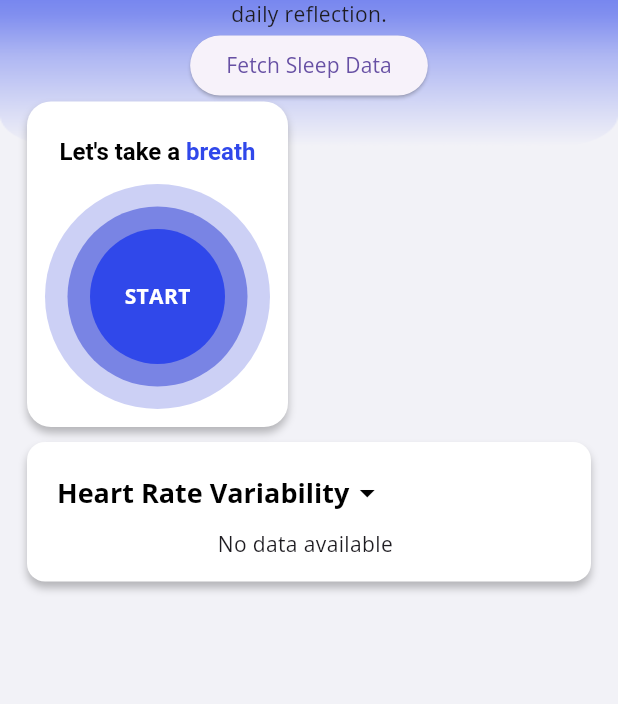
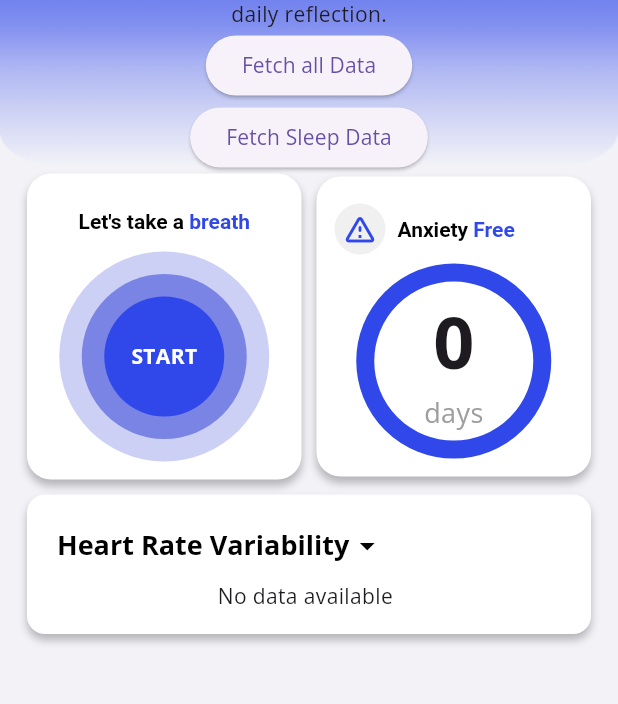
Before and after one commit to dylan-1006/horizon, a Flutter app: the screen it shows once a user with an empty profile is signed in, after a tap on "Fetch Sleep Data", on a phone screen of 412 x 824 dp, the part 113-817 px from its top. Run offline on Flutter 3.47's test engine with Material 3 defaults, Android fonts, the phone set to English and light mode, and no system bars; our stand-ins replace cloud_firestore, delightful_toast, firebase_auth, firebase_core, fl_chart, flutter_form_builder and 5 more; missing offline and left inert: segmented_button_slide; accounts and stored records are empty; network calls fail.

Commit message:
Added working homescreen

```diff
--- a/lib/screens/home_screen.dart
+++ b/lib/screens/home_screen.dart
@@ -17,6 +17,8 @@ import 'package:horizon/widgets/chart_section_widget.dart';
 import 'package:horizon/widgets/breathing_exercise_widget.dart';
 import 'dart:convert';
 import 'dart:math' show min;
+
+import 'package:horizon/widgets/last_anxiety_widget.dart';
 
 class HomeScreen extends StatefulWidget {
   const HomeScreen({super.key});
@@ -220,6 +222,27 @@ class _HomeScreenState extends State<HomeScreen> {
                                 .toString()
                                 .split(' ')[0]; // Format: YYYY-MM-DD
 
+                            // Fetch only sleep data
+                            final sleepData = await fitbitApiUtils.fetchAllData(
+                                userId, today);
+
+                            final processedData =
+                                fitbitApiUtils.processAllData(sleepData);
+                            print(processedData);
+                          },
+                          child: const Text('Fetch all Data'),
+                        ),
+                        ElevatedButton(
+                          onPressed: () async {
+                            final fitbitApiUtils = FitbitApiUtils();
+                            final yesterday = DateTime.now()
+                                .subtract(Duration(days: 1))
+                                .toString()
+                                .split(' ')[0];
+                            final today = DateTime.now()
+                                .toString()
+                                .split(' ')[0]; // Format: YYYY-MM-DD
+
                             // Show loading indicator
                             showDialog(
                               context: context,
@@ -275,16 +298,9 @@ class _HomeScreenState extends State<HomeScreen> {
                           padding: const EdgeInsets.symmetric(horizontal: 18.0),
                           child: Row(
                             children: [
-                              BreathingExerciseWidget(),
-                              // Expanded(
-                              //   flex: 1,
-                              //   child: BreathingExerciseWidget(),
-                              // ),
-                              // SizedBox(width: 12),
-                              // Expanded(
-                              //   flex: 1,
-                              //   child: BreathingExerciseWidget(),
-                              // ),
+                              Expanded(child: BreathingExerciseWidget()),
+                              const SizedBox(width: 10),
+                              Expanded(child: LastAnxietyWidget()),
                             ],
                           ),
                         ),
--- a/lib/widgets/breathing_exercise_widget.dart
+++ b/lib/widgets/breathing_exercise_widget.dart
@@ -12,7 +12,8 @@ class BreathingExerciseWidget extends StatelessWidget {
   Widget build(BuildContext context) {
     return GestureDetector(
       onTap: () {
-        NavigationUtils.push(context, BreathingExerciseScreen(isTriggeredByPrediction: false));
+        NavigationUtils.push(
+            context, BreathingExerciseScreen(isTriggeredByPrediction: false));
       },
       child: Container(
         padding: const EdgeInsets.all(12),
@@ -37,7 +38,7 @@ class BreathingExerciseWidget extends StatelessWidget {
                 text: TextSpan(
                   style: TextStyle(
                     fontFamily: 'Open Sans',
-                    fontSize: 16,
+                    fontSize: 14,
                     fontWeight: FontWeight.bold,
                   ),
                   children: [
@@ -57,24 +58,24 @@ class BreathingExerciseWidget extends StatelessWidget {
               alignment: Alignment.center,
               children: [
                 Container(
-                  width: 150,
-                  height: 150,
+                  width: 140,
+                  height: 140,
                   decoration: BoxDecoration(
                     shape: BoxShape.circle,
                     color: Color(0xffCCD0F5),
                   ),
                 ),
                 Container(
-                  width: 120,
-                  height: 120,
+                  width: 110,
+                  height: 110,
                   decoration: BoxDecoration(
                     shape: BoxShape.circle,
                     color: Color(0xff7984E4),
                   ),
                 ),
                 Container(
-                  width: 90,
-                  height: 90,
+                  width: 80,
+                  height: 80,
                   decoration: BoxDecoration(
                     shape: BoxShape.circle,
                     color: Constants.primaryColor,
--- /dev/null
+++ b/lib/widgets/last_anxiety_widget.dart
@@ -0,0 +1,114 @@
+import 'package:flutter/material.dart';
+import 'package:horizon/constants.dart';
+import 'package:horizon/screens/breathing_exercise_screen.dart';
+import 'package:horizon/utils/navigation_utils.dart';
+
+class LastAnxietyWidget extends StatelessWidget {
+  final VoidCallback? onTap;
+
+  const LastAnxietyWidget({Key? key, this.onTap}) : super(key: key);
+
+  @override
+  Widget build(BuildContext context) {
+    return GestureDetector(
+      onTap: () {
+        // NavigationUtils.push(context, BreathingExerciseScreen(isTriggeredByPrediction: false));
+      },
+      child: Container(
+        padding: const EdgeInsets.all(12),
+        decoration: BoxDecoration(
+          color: Colors.white,
+          borderRadius: BorderRadius.circular(16),
+          boxShadow: [
+            BoxShadow(
+              color: Colors.black.withOpacity(0.25), // 25% opacity black
+              blurRadius: 4, // Blur: 4
+              offset: const Offset(0, 4), // X: 0, Y: 4
+              spreadRadius: 0, // Spread: 0
+            ),
+          ],
+        ),
+        child: Column(
+          mainAxisAlignment: MainAxisAlignment.center,
+          children: [
+            Container(
+              margin: EdgeInsets.symmetric(vertical: 6),
+              child: Row(
+                children: [
+                  Container(
+                    padding: EdgeInsets.all(5),
+                    decoration: BoxDecoration(
+                      borderRadius: BorderRadius.circular(100),
+                      color: Color(0xffF0F0F0),
+                    ),
+                    margin: EdgeInsets.only(right: 8),
+                    child: Icon(
+                      Icons.warning_amber_rounded,
+                      color: Constants.primaryColor,
+                    ),
+                  ),
+                  RichText(
+                    text: TextSpan(
+                      style: TextStyle(
+                        fontFamily: 'Open Sans',
+                        fontSize: 14,
+                        fontWeight: FontWeight.bold,
+                      ),
+                      children: [
+                        TextSpan(
+                          text: "Anxiety ",
+                          style: TextStyle(color: Colors.black),
+                        ),
+                        TextSpan(
+                          text: "Free",
+                          style: TextStyle(color: Constants.primaryColor),
+                        ),
+                      ],
+                    ),
+                  ),
+                ],
+              ),
+            ),
+            Stack(children: [
+              Container(
+                child: Center(
+                  child: Column(
+                    mainAxisAlignment: MainAxisAlignment.center,
+                    children: [
+                      Column(
+                        mainAxisSize: MainAxisSize.min,
+                        children: const [
+                          Text(
+                            "0",
+                            style: TextStyle(
+                              fontSize: 48,
+                              fontWeight: FontWeight.bold,
+                            ),
+                          ),
+                          Text(
+                            "days",
+                            style: TextStyle(
+                              fontSize: 18,
+                              color: Colors.grey,
+                            ),
+                          ),
+                        ],
+                      ),
+                    ],
+                  ),
+                ),
+                width: 130,
+                height: 130,
+                decoration: BoxDecoration(
+                  border: Border.all(width: 12, color: Constants.primaryColor),
+                  shape: BoxShape.circle,
+                  color: Colors.white,
+                ),
+              ),
+            ]),
+          ],
+        ),
+      ),
+    );
+  }
+}
```
